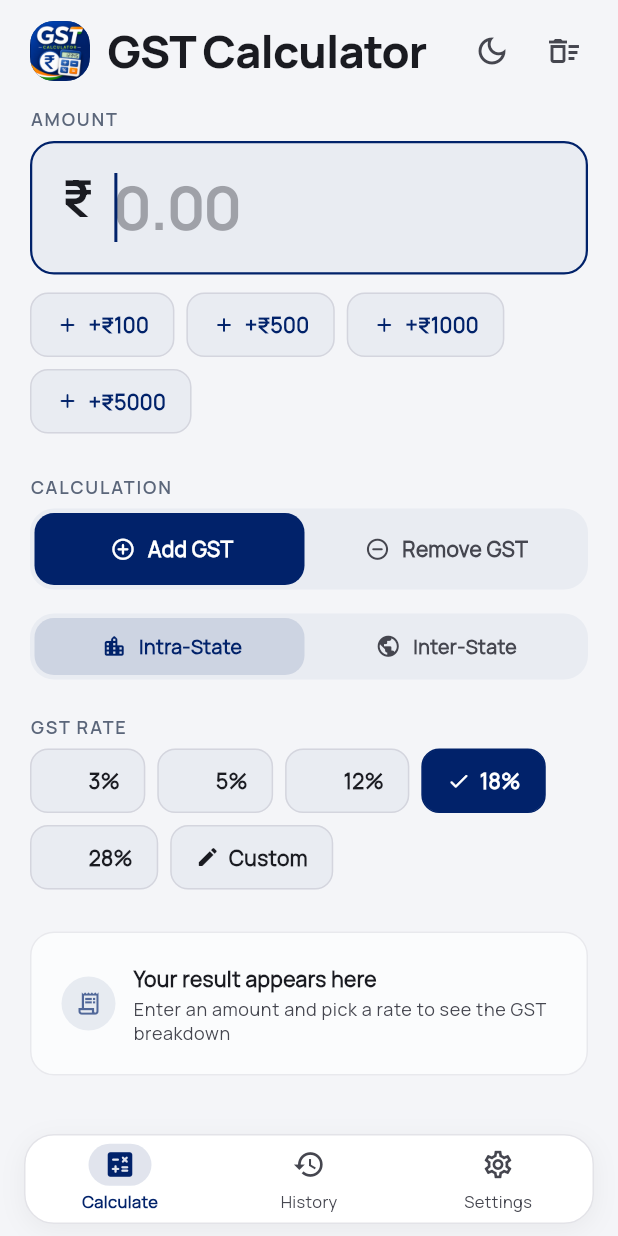
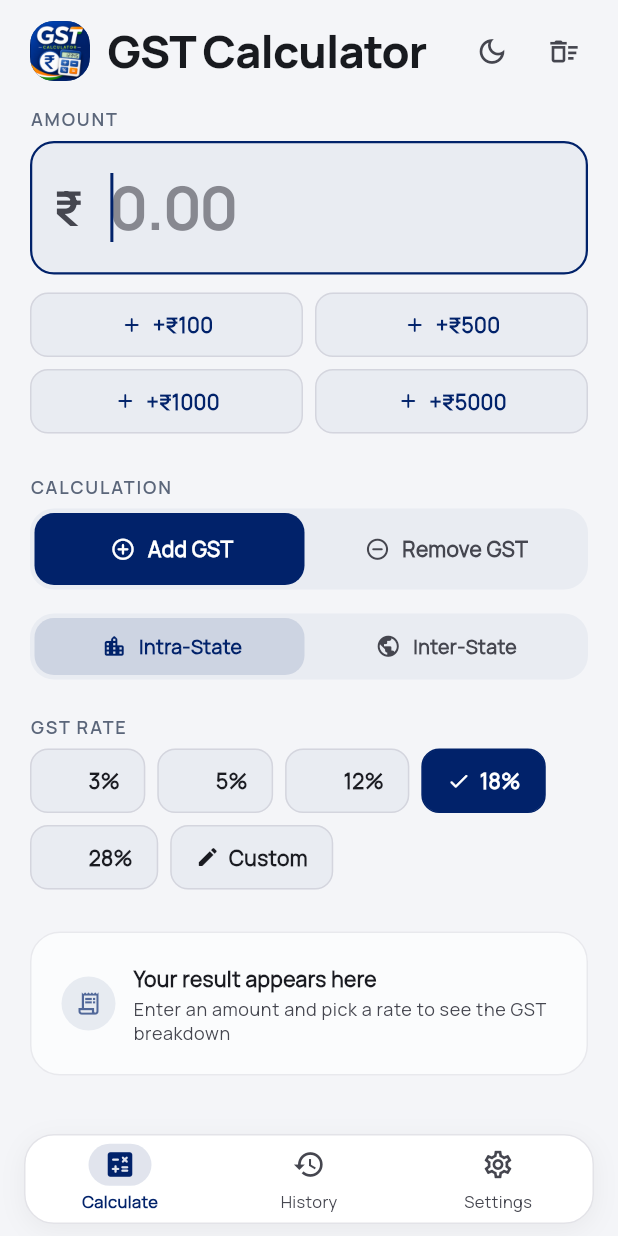
Before and after one commit to zindha/gst-calculator, a Flutter app: the _MainShell screen opened directly, on a phone screen of 412 x 824 dp. Run offline on Flutter 3.47's test engine with Material 3 defaults, Android fonts, the phone set to English and light mode, and no system bars; our stand-ins replace flutter_riverpod, share_plus, shared_preferences; accounts and stored records are empty.

Commit message:
Polish final UI pass: charcoal title, fixed rupee slot, 2x2 quick-add grid
- Title and hero numerals now use an explicit dark charcoal (#181A1F) in
  light mode / near-white in dark, keeping the icon-derived navy as the
  accent rather than the content colour.
- Amount input: the rupee symbol lives in a fixed-width muted slot so the
  cursor and digits stay clear of it and it never shifts as the value
  changes; placeholder raised to stay readable.
- Quick-add amounts are a deliberate equal-width 2x2 grid (BrandChip now
  centers stretched content and scale-guards its label), so both rows share
  one geometry.
- Header action icons (theme + clear / export + clear) share one 22px size
  across screens; section gaps use a shared 28px token; result empty state
  shares the filled card's radius.
- Regression test asserts the 2x2 quick-add geometry.

Generated with Codebuff 🤖
Co-Authored-By: Codebuff <noreply@codebuff.com>

```diff
--- a/lib/core/theme/app_tokens.dart
+++ b/lib/core/theme/app_tokens.dart
@@ -24,6 +24,11 @@ abstract final class AppSpacing {
 
   /// 24 — section separation.
   static const double xxl = 24;
+
+  /// 28 — comfortable rhythm between major calculator sections (the gap
+  /// between AMOUNT → CALCULATION → GST RATE → RESULT reads as deliberate
+  /// because every section uses the same value).
+  static const double section = 28;
 
   /// 32 — major section separation / generous padding.
   static const double xxxl = 32;
--- a/lib/core/theme/color_presets.dart
+++ b/lib/core/theme/color_presets.dart
@@ -43,6 +43,16 @@ class BrandColors {
   /// Brand white — the icon's badge colour (card/surface base).
   static const Color white = Color(0xFFFEFEFE);
 
+  // ── Primary content text (title / hero numerals) ────────────────────────
+
+  /// Light-theme primary content — dark charcoal, the deliberate refinement
+  /// of the previous near-black title. Content is charcoal, brand navy is the
+  /// accent, neutrals are gray — never the reverse.
+  static const Color textPrimaryLight = Color(0xFF181A1F);
+
+  /// Dark-theme primary content — near-white on the deep navy surfaces.
+  static const Color textPrimaryDark = Color(0xFFF1F3F9);
+
   // ── Surfaces (derived from the brand navy/white pair) ─────────────────
 
   /// Light app background — cool off-white (white + a hint of navy).
--- a/lib/core/utils/accessibility_helper.dart
+++ b/lib/core/utils/accessibility_helper.dart
@@ -35,11 +35,12 @@ class A11y {
     required String label,
     VoidCallback? onPressed,
     VoidCallback? onLongPress,
+    double? iconSize,
   }) {
     return Semantics(
       label: label,
       child: IconButton(
-        icon: Icon(icon),
+        icon: Icon(icon, size: iconSize),
         tooltip: label,
         onPressed:
             onPressed == null
--- a/lib/core/widgets/app_header.dart
+++ b/lib/core/widgets/app_header.dart
@@ -1,6 +1,7 @@
 import 'package:flutter/material.dart';
 
 import '../theme/app_tokens.dart';
+import '../theme/color_presets.dart';
 
 /// The application's standard screen header.
 ///
@@ -32,6 +33,12 @@ class AppHeader extends StatelessWidget {
   @override
   Widget build(BuildContext context) {
     final theme = Theme.of(context);
+    final isDark = theme.brightness == Brightness.dark;
+    // Primary content is dark charcoal in light mode / near-white in dark —
+    // the brand navy stays an accent, never the title colour.
+    final titleColor = isDark
+        ? BrandColors.textPrimaryDark
+        : BrandColors.textPrimaryLight;
 
     return Padding(
       padding: const EdgeInsets.fromLTRB(AppSpacing.xl, 10, AppSpacing.md, 6),
@@ -53,16 +60,18 @@ class AppHeader extends StatelessWidget {
                         // Display titles are extra bold (variable-font wght
                         // 800) with tight tracking so the wordmark carries
                         // the same strong, confident weight as the icon.
-                        ? const TextStyle(
+                        ? TextStyle(
                           fontFamily: 'Manrope',
                           fontSize: 30,
                           fontWeight: FontWeight.w800,
                           letterSpacing: -0.6,
-                          fontVariations: [FontVariation('wght', 800)],
+                          color: titleColor,
+                          fontVariations: const [FontVariation('wght', 800)],
                         )
                         : theme.textTheme.titleLarge?.copyWith(
                           fontWeight: FontWeight.w700,
                           letterSpacing: -0.3,
+                          color: titleColor,
                         ),
               ),
             ),
--- a/lib/core/widgets/brand_chip.dart
+++ b/lib/core/widgets/brand_chip.dart
@@ -107,7 +107,11 @@ class _BrandChipState extends State<BrandChip> {
               border: Border.all(color: border, width: 1),
             ),
             child: Row(
+              // min size keeps pills content-hugging inside a Wrap; under a
+              // tight width (the 2×2 quick-amount grid) the row stretches and
+              // [center] keeps the icon + label centered as one unit.
               mainAxisSize: MainAxisSize.min,
+              mainAxisAlignment: MainAxisAlignment.center,
               children: [
                 // Fixed-size icon slot, always reserved: a selected check (or
                 // the + / edit glyph) appears inside the same 16×16 space, so
@@ -130,8 +134,15 @@ class _BrandChipState extends State<BrandChip> {
                           ),
                 ),
                 const SizedBox(width: 6),
-                Text(
+                // Scale the label down (never up) when a stretched pill is
+                // narrower than its text at large font scales — the same
+                // guard the segmented controls use, so no pill ever clips.
+                Flexible(
+                  child: FittedBox(
+                    fit: BoxFit.scaleDown,
+                    child: Text(
                       widget.label,
+                      maxLines: 1,
                       style: TextStyle(
                         fontFamily: 'Manrope',
                         fontSize: 14,
@@ -142,6 +153,8 @@ class _BrandChipState extends State<BrandChip> {
                         color: content,
                       ),
                     ),
+                  ),
+                ),
               ],
             ),
           ),
--- a/lib/features/calculator/presentation/screens/gst_calculator_screen.dart
+++ b/lib/features/calculator/presentation/screens/gst_calculator_screen.dart
@@ -62,6 +62,8 @@ class _GstCalculatorScreenState extends ConsumerState<GstCalculatorScreen> {
               leading: const BrandMark(),
               actions: [
                 // Theme switch — part of the app chrome, not an afterthought.
+                // Both header icons share one size (22) so the moon and the
+                // clear glyph read as the same icon family as the brand tile.
                 Consumer(
                   builder: (context, ref, _) {
                     final themeMode = ref.watch(themeModeProvider);
@@ -74,6 +76,7 @@ class _GstCalculatorScreenState extends ConsumerState<GstCalculatorScreen> {
                           themeMode == ThemeMode.dark
                               ? 'Switch to light theme'
                               : 'Switch to dark theme',
+                      iconSize: 22,
                       onPressed: () {
                         final newMode =
                             themeMode == ThemeMode.dark
@@ -90,6 +93,7 @@ class _GstCalculatorScreenState extends ConsumerState<GstCalculatorScreen> {
                 A11y.iconButton(
                   icon: Icons.delete_sweep_outlined,
                   label: 'Clear all',
+                  iconSize: 22,
                   onPressed: _clearAll,
                 ),
               ],
@@ -118,11 +122,11 @@ class _GstCalculatorScreenState extends ConsumerState<GstCalculatorScreen> {
                             controller: _amountController,
                             focusNode: _amountFocusNode,
                           ),
-                          const SizedBox(height: 28),
+                          const SizedBox(height: AppSpacing.section),
                           const CalculationModeToggle(),
                           const SizedBox(height: AppSpacing.xxl),
                           const GstSlabSelector(),
-                          const SizedBox(height: 28),
+                          const SizedBox(height: AppSpacing.section),
                           const ResultsBreakdownCard(),
                           const SizedBox(height: AppSpacing.lg),
                           const QuickActionsBar(),
--- a/lib/features/calculator/presentation/widgets/amount_input_field.dart
+++ b/lib/features/calculator/presentation/widgets/amount_input_field.dart
@@ -3,6 +3,7 @@ import 'package:flutter/services.dart';
 import 'package:flutter_riverpod/flutter_riverpod.dart';
 
 import '../../../../core/theme/app_tokens.dart';
+import '../../../../core/theme/color_presets.dart';
 import '../../../../core/theme/theme_extensions.dart';
 import '../../../../core/utils/accessibility_helper.dart';
 import '../../../../core/widgets/brand_chip.dart';
@@ -60,6 +61,12 @@ class _AmountInputFieldState extends ConsumerState<AmountInputField> {
     final gstColors = theme.gstColors;
     final duration = appMotion(context);
     final primary = theme.colorScheme.primary;
+    // The entered value is primary content: dark charcoal in light mode,
+    // near-white in dark — never the brand navy, which stays an accent.
+    final textPrimary =
+        theme.brightness == Brightness.dark
+            ? BrandColors.textPrimaryDark
+            : BrandColors.textPrimaryLight;
 
     final amountStyle = TextStyle(
       fontFamily: 'Manrope',
@@ -67,7 +74,7 @@ class _AmountInputFieldState extends ConsumerState<AmountInputField> {
       fontWeight: FontWeight.w700,
       height: 1.15,
       letterSpacing: -0.5,
-      color: theme.colorScheme.onSurface,
+      color: textPrimary,
       fontVariations: const [FontVariation('wght', 700)],
       fontFeatures: const [FontFeature.tabularFigures()],
     );
@@ -110,17 +117,24 @@ class _AmountInputFieldState extends ConsumerState<AmountInputField> {
               hintText: '0.00',
               hintStyle: amountStyle.copyWith(
                 color: theme.colorScheme.onSurfaceVariant.withValues(
-                  alpha: 0.45,
+                  alpha: 0.6,
                 ),
               ),
-              prefixIcon: Padding(
-                padding: const EdgeInsets.only(left: AppSpacing.xl, right: 10),
+              // Fixed-width rupee slot, independent of the editable area: the
+              // symbol is muted and centered so it reads as a label for the
+              // number, never part of it, and it cannot shift as the value
+              // changes. The 46px slot plus the small left inset keep the
+              // cursor and digits clear of the symbol.
+              prefixIcon: SizedBox(
+                width: 46,
+                child: Center(
                   child: Text(
                     '₹',
                     style: amountStyle.copyWith(
-                    fontSize: 34,
+                      fontSize: 32,
                       height: 1.0,
-                    color: theme.colorScheme.onSurface,
+                      color: theme.colorScheme.onSurfaceVariant,
+                    ),
                   ),
                 ),
               ),
@@ -144,10 +158,10 @@ class _AmountInputFieldState extends ConsumerState<AmountInputField> {
               border: InputBorder.none,
               enabledBorder: InputBorder.none,
               focusedBorder: InputBorder.none,
-              contentPadding: const EdgeInsets.symmetric(
-                horizontal: AppSpacing.lg,
-                vertical: 20,
-              ),
+              // Left inset stays small because the rupee slot already provides
+              // the visual separation; right keeps comfortable breathing room
+              // before the clear button.
+              contentPadding: const EdgeInsets.fromLTRB(4, 20, 16, 20),
             ),
             onChanged: (value) {
               ref.read(gstCalculatorProvider.notifier).updateAmount(value);
@@ -156,33 +170,42 @@ class _AmountInputFieldState extends ConsumerState<AmountInputField> {
         ),
         const SizedBox(height: AppSpacing.md),
 
-        // Quick action chips — lightweight secondary actions.
-        Wrap(
-          spacing: AppSpacing.sm,
-          runSpacing: AppSpacing.sm,
+        // Quick action chips — a deliberate 2×2 grid: every pill shares one
+        // geometry, both rows are balanced edge to edge, and the layout reads
+        // as intentional instead of an accidental wrap.
+        Column(
           children: [
-            ..._quickAmounts.map(
-              (amount) => BrandChip(
+            for (var row = 0; row < _quickAmounts.length; row += 2) ...[
+              if (row > 0) const SizedBox(height: AppSpacing.sm),
+              Row(
+                children: [
+                  for (var i = row; i < row + 2; i++) ...[
+                    if (i > row) const SizedBox(width: AppSpacing.sm),
+                    Expanded(child: _buildQuickChip(_quickAmounts[i])),
+                  ],
+                ],
+              ),
+            ],
+          ],
+        ),
+      ],
+    );
+  }
+
+  Widget _buildQuickChip(double amount) {
+    return BrandChip(
       label: _quickLabel(amount),
       icon: Icons.add_rounded,
       tinted: true,
       semanticsLabel: 'Add ${_quickLabel(amount)} to amount',
       onTap: () {
         A11y.tap();
-                  ref
-                      .read(gstCalculatorProvider.notifier)
-                      .quickAddAmount(amount);
-                  widget.controller.text =
-                      ref.read(gstCalculatorProvider).amountText;
+        ref.read(gstCalculatorProvider.notifier).quickAddAmount(amount);
+        widget.controller.text = ref.read(gstCalculatorProvider).amountText;
         widget.controller.selection = TextSelection.fromPosition(
           TextPosition(offset: widget.controller.text.length),
         );
       },
-              ),
-            ),
-          ],
-        ),
-      ],
     );
   }
 
--- a/lib/features/calculator/presentation/widgets/results_breakdown_card.dart
+++ b/lib/features/calculator/presentation/widgets/results_breakdown_card.dart
@@ -2,6 +2,7 @@ import 'package:flutter/material.dart';
 import 'package:flutter_riverpod/flutter_riverpod.dart';
 
 import '../../../../core/theme/app_tokens.dart';
+import '../../../../core/theme/color_presets.dart';
 import '../../../../core/theme/theme_extensions.dart';
 import '../../../../core/utils/currency_formatter.dart';
 import '../../../../core/utils/gst_math.dart';
@@ -162,7 +163,10 @@ class ResultsBreakdownCard extends ConsumerWidget {
                       fontWeight: FontWeight.w700,
                       height: 1.1,
                       letterSpacing: -0.5,
-                      color: theme.colorScheme.onSurface,
+                      color:
+                          theme.brightness == Brightness.dark
+                              ? BrandColors.textPrimaryDark
+                              : BrandColors.textPrimaryLight,
                       fontVariations: const [FontVariation('wght', 700)],
                       fontFeatures: const [FontFeature.tabularFigures()],
                     ),
@@ -264,7 +268,9 @@ class ResultsBreakdownCard extends ConsumerWidget {
         vertical: AppSpacing.xl,
       ),
       decoration: BoxDecoration(
-        borderRadius: BorderRadius.circular(AppRadius.md),
+        // Same radius as the filled result card so the empty/result swap
+        // never changes the surface geometry.
+        borderRadius: BorderRadius.circular(AppRadius.lg),
         color: theme.gstColors.cardBackground.withValues(
           alpha: theme.brightness == Brightness.dark ? 0.5 : 0.65,
         ),
--- a/lib/features/history/presentation/screens/history_screen.dart
+++ b/lib/features/history/presentation/screens/history_screen.dart
@@ -34,6 +34,7 @@ class HistoryScreen extends ConsumerWidget {
                 A11y.iconButton(
                   icon: Icons.file_download_outlined,
                   label: 'Export as CSV',
+                  iconSize: 22,
                   onPressed:
                       entries.isEmpty
                           ? null
@@ -45,6 +46,7 @@ class HistoryScreen extends ConsumerWidget {
                 A11y.iconButton(
                   icon: Icons.delete_sweep_outlined,
                   label: 'Clear all history',
+                  iconSize: 22,
                   onPressed:
                       entries.isEmpty
                           ? null
```
Also changed, not shown: 1 other file. Lines whose indentation alone changed are shown as unchanged.
